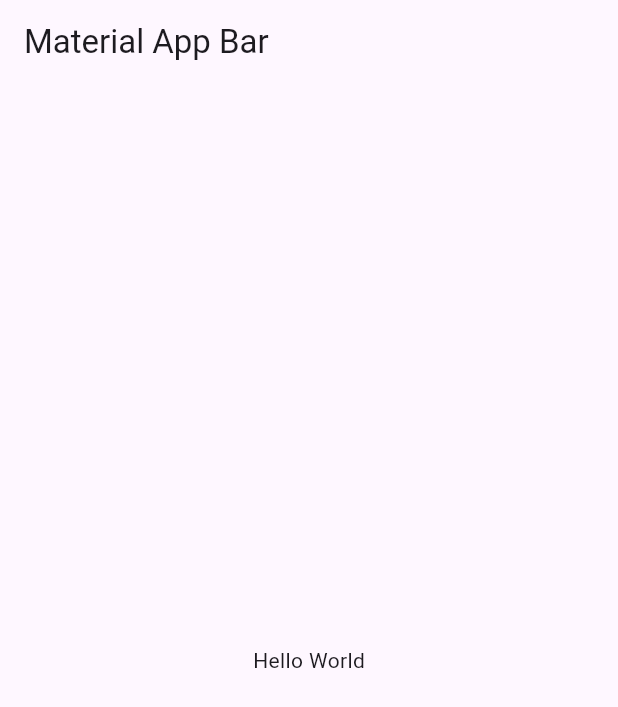
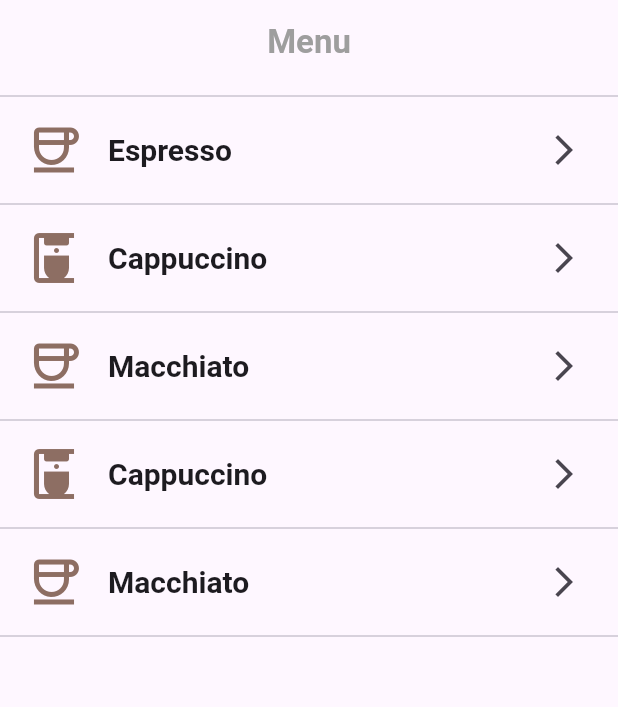
Before and after one commit to ErickGonzalezH/coffee_design, a Flutter app: the screen it shows after launch, on a phone screen of 412 x 824 dp. Shown: the top 707 px of the screen. Run offline on Flutter 3.47's test engine with Material 3 defaults, Android fonts, the phone set to English and light mode, and no system bars; Roboto replaces fonts that are missing (inter).

Commit message:
main menu

```diff
--- a/lib/main.dart
+++ b/lib/main.dart
@@ -1,4 +1,6 @@
 import 'package:flutter/material.dart';
+
+import 'package:coffee_design/screens/home_screen.dart';
 
 void main() => runApp(const MyApp());
 
@@ -8,15 +10,15 @@ class MyApp extends StatelessWidget {
   @override
   Widget build(BuildContext context) {
     return MaterialApp(
+
       title: 'Material App',
-      home: Scaffold(
-        appBar: AppBar(
-          title: const Text('Material App Bar'),
-        ),
-        body: const Center(
-          child: Text('Hello World'),
+      home: HomeScreen(),
+      theme: ThemeData(
+        appBarTheme: AppBarTheme(
+          centerTitle: true,
         ),
       ),
+
     );
   }
 }
--- /dev/null
+++ b/lib/screens/home_screen.dart
@@ -0,0 +1,61 @@
+import 'package:coffee_design/widgets/export_widgets.dart';
+import 'package:flutter/material.dart';
+
+class HomeScreen extends StatelessWidget {
+
+  const HomeScreen({super.key});
+
+  @override
+  Widget build(BuildContext context) {
+    return Scaffold(
+
+      appBar: AppBar(
+        title: customText(
+          text: 'Menu',
+          fontWeight: FontWeight.bold,
+          color: Colors.grey.shade500,
+        )
+      ),
+
+      body: SingleChildScrollView(
+        child: Column(
+          crossAxisAlignment: CrossAxisAlignment.start,
+          children: [
+            Divider(),
+            ListTile(
+              leading: Icon(Icons.coffee_outlined, size: 40, color: Colors.brown[400]),
+              title: customText(text: 'Espresso', size: 20, fontWeight: FontWeight.bold),
+              trailing: Icon(Icons.arrow_forward_ios),
+            ),
+            Divider(),
+            ListTile(
+              leading: Icon(Icons.coffee_maker, size: 40, color: Colors.brown[400]),
+              title: customText(text: 'Cappuccino', size: 20, fontWeight: FontWeight.bold),
+              trailing: Icon(Icons.arrow_forward_ios),
+            ),
+            Divider(),
+            ListTile(
+              leading: Icon(Icons.coffee_outlined, size: 40, color: Colors.brown[400]),
+              title: customText(text: 'Macchiato', size: 20, fontWeight: FontWeight.bold),
+              trailing: Icon(Icons.arrow_forward_ios),
+            ),
+            Divider(),
+            ListTile(
+              leading: Icon(Icons.coffee_maker, size: 40, color: Colors.brown[400]),
+              title: customText(text: 'Cappuccino', size: 20, fontWeight: FontWeight.bold),
+              trailing: Icon(Icons.arrow_forward_ios),
+            ),
+            Divider(),
+            ListTile(
+              leading: Icon(Icons.coffee_outlined, size: 40, color: Colors.brown[400]),
+              title: customText(text: 'Macchiato', size: 20, fontWeight: FontWeight.bold),
+              trailing: Icon(Icons.arrow_forward_ios),
+            ),
+            Divider(),
+          ],
+        ),
+      ),
+
+    );
+  }
+}
--- /dev/null
+++ b/lib/widgets/design/texts/texts_widgets.dart
@@ -0,0 +1,70 @@
+import 'package:flutter/material.dart';
+
+Widget customText({
+  required String text,
+  FontWeight? fontWeight,
+  double? size,
+  Color? color,
+  TextAlign? textAlign,
+  TextOverflow? textOverflow,
+  int? maxLines,
+  bool? softWrap,
+  double? height,
+  TextDecoration? textDecoration,
+  FontStyle? fontStyle,
+  double? letterSpacing,
+}) {
+  return Text(
+    text,
+    textAlign: textAlign,
+    overflow: textOverflow,
+    maxLines: maxLines,
+    softWrap: softWrap ?? true,
+    style: TextStyle(
+      fontFamily: 'inter',
+      fontWeight: fontWeight,
+      fontSize: size,
+      color: color,
+      decoration: textDecoration,
+      fontStyle: fontStyle,
+      height: height,
+      letterSpacing: letterSpacing ?? 0,
+    )
+  );
+}
+
+Widget richText({
+  required String text1,
+  required String text2,
+  Color? textColor1,
+  Color? textColor2,
+  double? textSize1,
+  double? textSize2,
+  FontWeight? fontWeight1,
+  FontWeight? fontWeight2,
+  TextAlign? textAlign,
+}) {
+  return RichText(
+    textAlign: textAlign ?? TextAlign.justify,
+    text: TextSpan(
+      children: [
+        TextSpan(
+          text: text1,
+          style: TextStyle(
+            color: textColor1 ?? Colors.black,
+            fontSize: textSize1,
+            fontWeight: fontWeight1,
+          ),
+        ),
+        TextSpan(
+          text: text2,
+          style: TextStyle(
+            color: textColor2 ?? Colors.black,
+            fontSize: textSize2,
+            fontWeight: fontWeight2,
+          ),
+        ),
+      ],
+    ),
+  );
+}
--- /dev/null
+++ b/lib/widgets/export_widgets.dart
@@ -0,0 +1 @@
+export 'design/texts/texts_widgets.dart';
```
